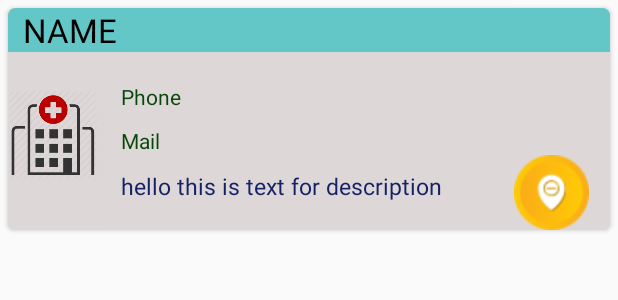
After one commit to ChennaCh/Slider, an Android app: the layout bloodbank_view.xml on its own in the app's theme, with its tools: preview values and no code run, on a phone screen of 412 x 824 dp. The commit adds this screen. Shown: the top 300 px of the screen. Run offline under Robolectric (Android 15) with nearby library versions, the phone set to English and light mode, and no system bars.

Commit message:
Blood bank recycleview

```diff
--- a/app/build.gradle
+++ b/app/build.gradle
@@ -28,5 +28,9 @@ dependencies {
     compile 'com.android.support:support-v4:23.4.0'
     compile 'com.google.android.gms:play-services-maps:11.0.2'
     compile 'de.hdodenhof:circleimageview:2.1.0'
+    compile 'com.android.support:recyclerview-v7:23.2.1'
+    compile 'com.android.support:cardview-v7:23.2.1'
+    compile 'com.github.ksoichiro:android-observablescrollview:1.6.0'
+    compile 'com.nineoldandroids:library:2.4.0'
     testCompile 'junit:junit:4.12'
 }
--- /dev/null
+++ b/app/src/main/res/layout/bloodbank_view.xml
@@ -0,0 +1,96 @@
+<?xml version="1.0" encoding="utf-8"?>
+<android.support.v7.widget.CardView
+    xmlns:card_view="http://schemas.android.com/apk/res-auto"
+    xmlns:android="http://schemas.android.com/apk/res/android"
+    android:orientation="vertical"
+    android:layout_width="match_parent"
+    android:layout_height="wrap_content"
+    android:layout_margin="5dp"
+    card_view:cardBackgroundColor="#ded7d7"
+    card_view:cardCornerRadius="5dp">
+
+    <LinearLayout
+        android:layout_width="match_parent"
+        android:layout_height="wrap_content"
+        android:orientation="vertical">
+
+        <TextView
+            android:id="@+id/get_name"
+            android:layout_width="match_parent"
+            android:layout_height="wrap_content"
+            android:background="#FF62C7C6"
+            android:paddingLeft="10dp"
+            android:text="Name"
+            android:textAllCaps="true"
+            android:textAppearance="@style/Base.TextAppearance.AppCompat.Large"
+            android:textColor="@color/black" />
+
+        <LinearLayout
+            android:layout_width="match_parent"
+            android:layout_height="wrap_content"
+            android:layout_marginTop="10dp"
+            android:orientation="horizontal">
+
+            <ImageView
+                android:layout_width="60dp"
+                android:layout_height="90dp"
+                android:gravity="center"
+                android:src="@drawable/hospitals" />
+
+            <LinearLayout
+                android:layout_width="match_parent"
+                android:layout_height="wrap_content"
+                android:layout_gravity="center"
+                android:layout_marginLeft="15dp"
+                android:orientation="vertical">
+
+                <TextView
+                    android:id="@+id/get_phone"
+                    android:layout_width="match_parent"
+                    android:layout_height="wrap_content"
+                    android:layout_marginTop="10dp"
+                    android:text="Phone"
+                    android:textColor="#074809" />
+
+                <TextView
+                    android:id="@+id/get_mail"
+                    android:layout_width="match_parent"
+                    android:layout_height="wrap_content"
+                    android:layout_marginTop="10dp"
+                    android:text="Mail"
+                    android:textColor="#074809" />
+
+                <LinearLayout
+                    android:layout_width="match_parent"
+                    android:layout_height="wrap_content"
+                    android:orientation="horizontal"
+                    android:weightSum="2">
+
+                    <TextView
+                        android:id="@+id/get_feedback"
+                        android:layout_width="0dp"
+                        android:layout_height="match_parent"
+                        android:layout_marginBottom="2dp"
+                        android:layout_marginTop="10dp"
+                        android:layout_weight="1.90"
+                        android:maxLines="3"
+                        android:text="hello this is text for description"
+                        android:textAppearance="@style/Base.TextAppearance.AppCompat.Medium"
+                        android:textColor="#142166"
+                        android:textSize="15dp" />
+
+                    <ImageView
+                        android:id="@+id/smecmap"
+                        android:layout_width="50dp"
+                        android:layout_height="50dp"
+                        android:background="@drawable/mapicon"
+                        android:clickable="true" />
+                </LinearLayout>
+            </LinearLayout>
+
+        </LinearLayout>
+
+
+    </LinearLayout>
+
+</android.support.v7.widget.CardView>
```
Also changed, not shown: app/src/main/java/com/fit/bloodmanagment/Activity/AboutUsActivity.java (+6 -1 lines), app/src/main/java/com/fit/bloodmanagment/Activity/BloodBanks.java (+176 -2 lines), app/src/main/java/com/fit/bloodmanagment/Adapter/BloodbankListAdapter.java (added, +109 -0 lines), app/src/main/java/com/fit/bloodmanagment/Beans/BloodbankBean.java (added, +96 -0 lines), app/src/main/java/com/fit/bloodmanagment/Utils/HttpHandler.java (added, +63 -0 lines), app/src/main/res/layout/activity_blood_banks.xml (+15 -18 lines), app/src/main/res/drawable-mdpi/mapicon.png (added).
